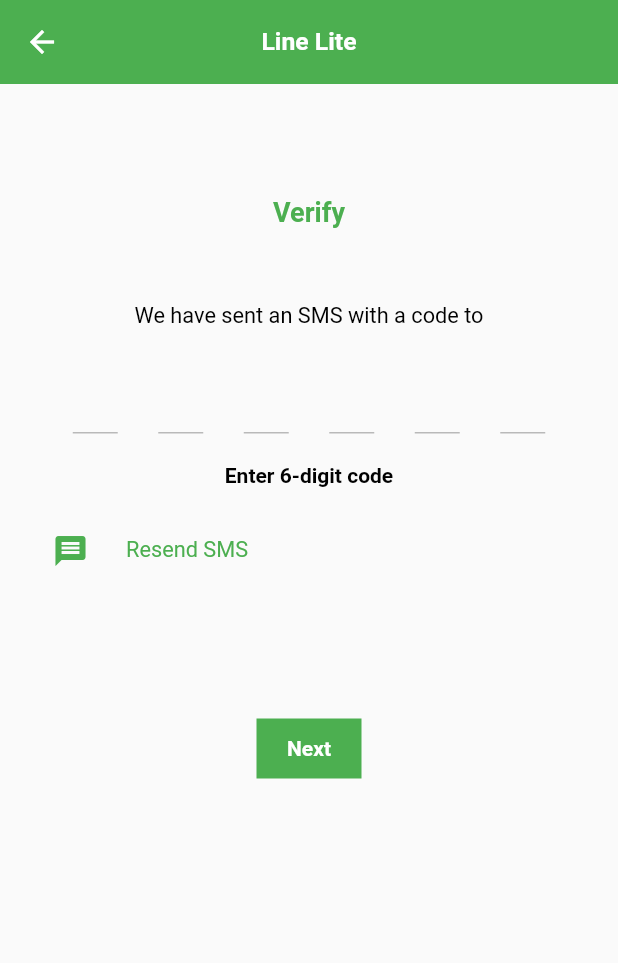
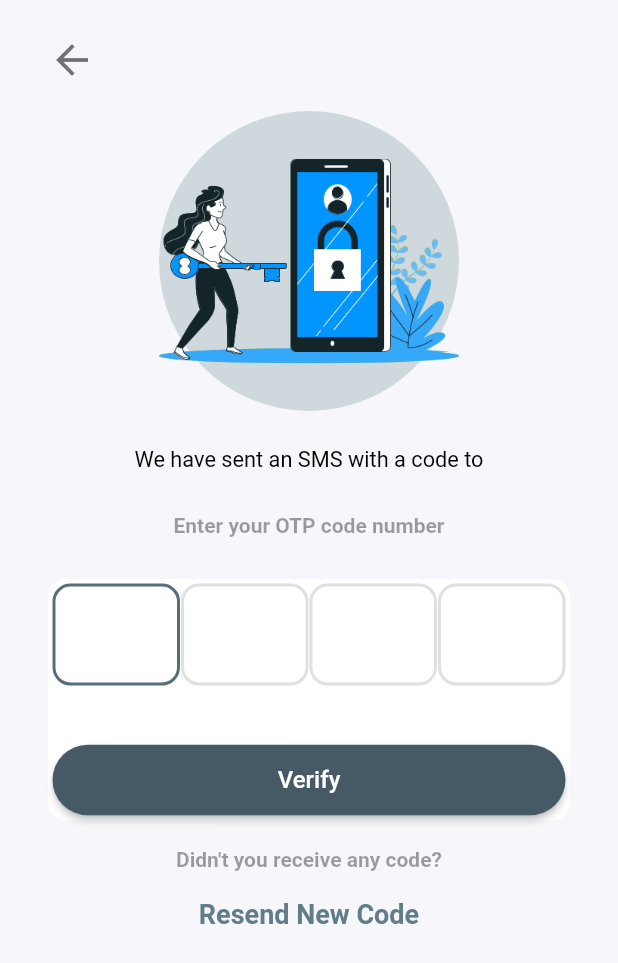
Before and after one commit to User-Experience-Design-SE3050-2021/se3050---uee-2021s2_reg_we_61, a Flutter app: the OtpPage screen opened directly with empty values, on a phone screen of 412 x 824 dp. Shown: the top 963 px of the screen. Run offline on Flutter 3.47's test engine with Material 2 defaults, Android fonts, the phone set to English and light mode, and no system bars; drawn by our look-alikes of otp_text_field; our stand-ins replace firebase_core, firebase_storage, image_picker, story_view; accounts and stored records are empty.

Commit message:
added modified login part

```diff
--- a/UEE - Line Lite Chat App Project - GitHub Classroom/lib/login/OtpPage.dart
+++ b/UEE - Line Lite Chat App Project - GitHub Classroom/lib/login/OtpPage.dart
@@ -17,39 +17,40 @@
   @override
   Widget build(BuildContext context) {
     return Scaffold(
-      appBar: AppBar(
-        backgroundColor: Colors.green,
-        elevation: 0,
-        centerTitle: true,
-        title: Text(
-          "Line Lite",
-          style: TextStyle(
-              color: Colors.white, fontSize: 16.5, fontWeight: FontWeight.bold),
+      resizeToAvoidBottomInset: false,
+      backgroundColor: Color(0xfff7f6fb),
+      body: SafeArea(
+        child: Padding(
+          padding: EdgeInsets.symmetric(vertical: 24, horizontal: 32),
+          child: Column(
+            children: [
+              Align(
+                alignment: Alignment.topLeft,
+                child: GestureDetector(
+                  onTap: () => Navigator.pop(context),
+                  child: Icon(
+                    Icons.arrow_back,
+                    size: 32,
+                    color: Colors.black54,
                   ),
                 ),
-      body: SingleChildScrollView(
-        child: Container(
-          height: MediaQuery.of(context).size.height,
-          width: MediaQuery.of(context).size.width,
-          padding: EdgeInsets.symmetric(horizontal: 35),
-          child: Column(
-            children: [
+              ),
               SizedBox(
-                height: 75,
+                height: 18,
               ),
-              RichText(
-                  textAlign: TextAlign.center,
-                  text: TextSpan(children: [
-                    TextSpan(
-                      text: "Verify ${widget.countryCode} ${widget.number}",
-                      style: TextStyle(
-                          color: Colors.green,
-                          fontSize: 18,
-                          fontWeight: FontWeight.bold),
+              Container(
+                width: 200,
+                height: 200,
+                decoration: BoxDecoration(
+                  color: Colors.blueGrey[100],
+                  shape: BoxShape.circle,
                 ),
-                  ])),
+                child: Image.asset(
+                  'assets/verification.png',
+                ),
+              ),
               SizedBox(
-                height: 50,
+                height: 24,
               ),
               RichText(
                   textAlign: TextAlign.center,
@@ -61,22 +62,7 @@
                         fontSize: 14.5,
                       ),
                     ),
-                    // TextSpan(
-                    //   text: " " + widget.countryCode + " " + widget.number,
-                    //   style: TextStyle(
-                    //     color: Colors.black,
-                    //     fontSize: 14.5,
-                    //     fontWeight: FontWeight.bold,
-                    //   ),
-                    // ),
-                    // TextSpan(
-                    //   text: "Wrong number?",
-                    //   style: TextStyle(
-                    //     color: Colors.green,
-                    //     fontSize: 14.5,
-                    //     fontWeight: FontWeight.bold,
-                    //   ),
-                    // ),
+
                   ])),
               RichText(
                   textAlign: TextAlign.center,
@@ -89,66 +75,107 @@
                         fontWeight: FontWeight.bold,
                       ),
                     ),
-                    // TextSpan(
-                    //   text: "Wrong number?",
-                    //   style: TextStyle(
-                    //     color: Colors.green,
-                    //     fontSize: 14.5,
-                    //     fontWeight: FontWeight.bold,
-                    //   ),
-                    // ),
+
                   ])),
               SizedBox(
-                height: 5,
+                height: 10,
               ),
-              OTPTextField(
-                length: 6,
-                width: MediaQuery.of(context).size.width,
-                fieldWidth: 30,
-                style: TextStyle(fontSize: 17),
-                textFieldAlignment: MainAxisAlignment.spaceAround,
-                fieldStyle: FieldStyle.underline,
-                onCompleted: (pin) {
-                  print("Completed: " + pin);
-                },
+              Text(
+                "Enter your OTP code number",
+                style: TextStyle(
+                  fontSize: 14,
+                  fontWeight: FontWeight.bold,
+                  color: Colors.black38,
+                ),
+                textAlign: TextAlign.center,
               ),
               SizedBox(
-                height: 20,
+                height: 28,
               ),
-              Text(
-                "Enter 6-digit code",
-                style: TextStyle(
-                  color: Colors.black,
-                  fontSize: 14,
-                  fontWeight: FontWeight.bold,
+              Container(
+                 padding: EdgeInsets.all(3),
+                decoration: BoxDecoration(
+                  color: Colors.white,
+                  borderRadius: BorderRadius.circular(12),
                 ),
+                child: Column(
+                  children: [
+                    Row(
+                      mainAxisAlignment: MainAxisAlignment.spaceBetween,
+                      children: [
+                        _textFieldOTP(first: true, last: false),
+                       Spacer(flex:2),
+                        _textFieldOTP(first: false, last: false),
+                        Spacer(flex:2),
+                        _textFieldOTP(first: false, last: false),
+                        Spacer(flex:2),
+                        _textFieldOTP(first: false, last: true),
+                      ],
                     ),
                     SizedBox(
-                height: 30,
+                      height: 22,
                     ),
-              bottomButton("Resend Code", Icons.message),
                     SizedBox(
-                height: 100,
-              ),
-              InkWell(
-                onTap: () {
+                      width: double.infinity,
+                      child: ElevatedButton(
+                        onPressed: () {
                           Navigator.of(context).pop();
                               Navigator.push(context,
                                   MaterialPageRoute(builder: (builder) => HomePage()));
                         },
-                child: Container(
-                  color: Colors.green,
-                  height: 40,
-                  width: 70,
-                  child: Center(
-                    child: Text(
-                      "Next",
-                      style: TextStyle(
-                          color: Colors.white, fontWeight: FontWeight.w600),
+                        style: ButtonStyle(
+                          foregroundColor:
+                          MaterialStateProperty.all<Color>(Colors.white),
+                          backgroundColor:
+                          MaterialStateProperty.all<Color>(Colors.blueGrey[700]),
+                          shape:
+                          MaterialStateProperty.all<RoundedRectangleBorder>(
+                            RoundedRectangleBorder(
+                              borderRadius: BorderRadius.circular(24.0),
                             ),
                           ),
                         ),
+
+                        child: Padding(
+                          padding: EdgeInsets.all(14.0),
+                          child: Text(
+                            'Verify',
+                            style: TextStyle(fontSize: 16),
                           ),
+                        ),
+                      ),
+                    )
+                  ],
+                ),
+              ),
+              SizedBox(
+                height: 18,
+              ),
+              Text(
+                "Didn't you receive any code?",
+                style: TextStyle(
+                  fontSize: 14,
+                  fontWeight: FontWeight.bold,
+                  color: Colors.black38,
+                ),
+                textAlign: TextAlign.center,
+              ),
+              SizedBox(
+                height: 18,
+              ),
+              Text(
+                "Resend New Code",
+                style: TextStyle(
+                  fontSize: 18,
+                  fontWeight: FontWeight.bold,
+                  color: Colors.blueGrey[500],
+                ),
+                textAlign: TextAlign.center,
+              ),
+
+
+
+
             ],
           ),
         ),
@@ -156,22 +183,40 @@
     );
   }
 
-  Widget bottomButton(String text, IconData icon) {
-    return Row(
-      children: [
-        Icon(
-          Icons.message,
-          color: Colors.green,
-          size: 24,
+
+
+  Widget _textFieldOTP({bool first, last}) {
+    return Container(
+      height: 85,
+      child: AspectRatio(
+        aspectRatio: 1.0,
+        child: TextField(
+          autofocus: true,
+          onChanged: (value) {
+            if (value.length == 1 && last == false) {
+              FocusScope.of(context).nextFocus();
+            }
+            if (value.length == 0 && first == false) {
+              FocusScope.of(context).previousFocus();
+            }
+          },
+          showCursor: false,
+          readOnly: false,
+          textAlign: TextAlign.center,
+          style: TextStyle(fontSize: 24, fontWeight: FontWeight.bold),
+          keyboardType: TextInputType.number,
+          maxLength: 1,
+          decoration: InputDecoration(
+            counter: Offstage(),
+            enabledBorder: OutlineInputBorder(
+                borderSide: BorderSide(width: 2, color: Colors.black12),
+                borderRadius: BorderRadius.circular(12)),
+            focusedBorder: OutlineInputBorder(
+                borderSide: BorderSide(width: 2, color: Colors.blueGrey[600]),
+                borderRadius: BorderRadius.circular(12)),
           ),
-        SizedBox(
-          width: 25,
         ),
-        Text(
-          "Resend SMS",
-          style: TextStyle(color: Colors.green, fontSize: 14.5),
-        )
-      ],
+      ),
     );
   }
 }
--- a/UEE - Line Lite Chat App Project - GitHub Classroom/pubspec.yaml
+++ b/UEE - Line Lite Chat App Project - GitHub Classroom/pubspec.yaml
@@ -65,6 +65,8 @@
     - assets/img1.png
     - assets/img2.png
     - assets/img3.png
+    - assets/verification.png
+    - assets/login.png
     - assets/images/
 
 
```
Also changed, not shown: UEE - Line Lite Chat App Project - GitHub Classroom/lib/login/CountryPage.dart (+9 -4 lines), UEE - Line Lite Chat App Project - GitHub Classroom/lib/login/LoginPage.dart (+156 -61 lines), UEE - Line Lite Chat App Project - GitHub Classroom/assets/login.png (added), UEE - Line Lite Chat App Project - GitHub Classroom/assets/verification.png (added), UEE - Line Lite Chat App Project - GitHub Classroom/pubspec.lock. Lines whose indentation alone changed are shown as unchanged.
